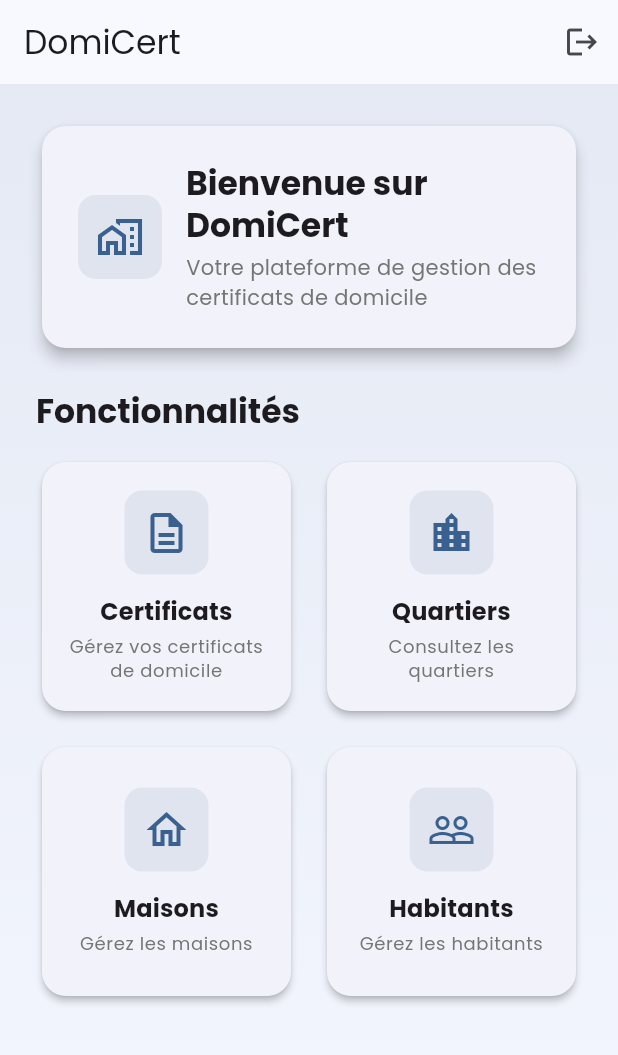
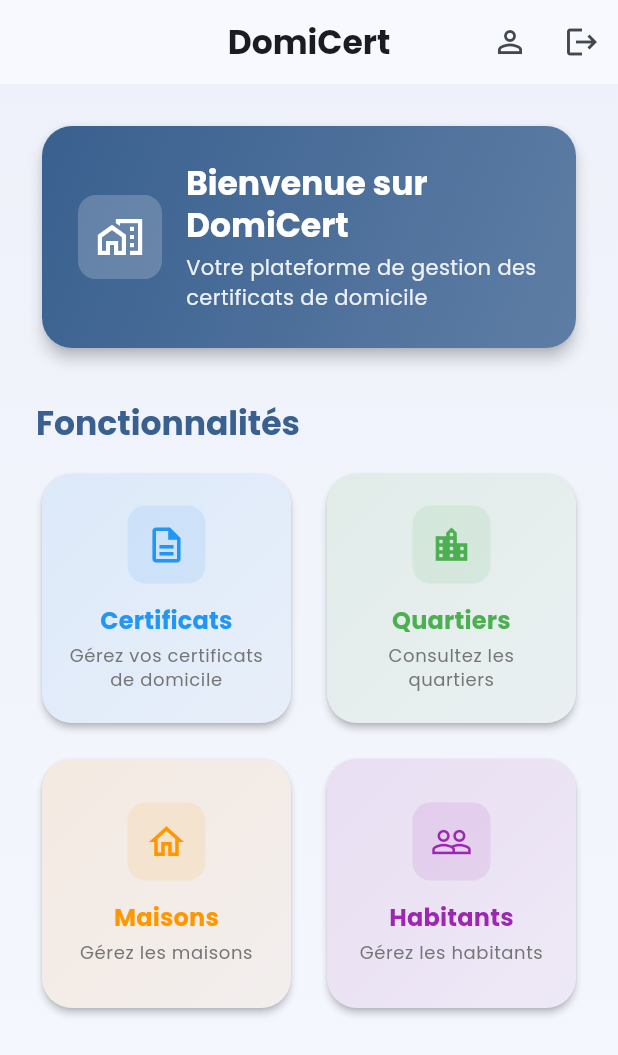
Before and after one commit to Cescito04/domi-cert, a Flutter app: the screen it shows once a user with an empty profile is signed in, on a phone screen of 412 x 824 dp. Shown: the top 1055 px of the screen. Run offline on Flutter 3.47's test engine with Material 3 defaults, Android fonts, the phone set to English and light mode, and no system bars; our stand-ins replace cloud_firestore, firebase_auth, firebase_core, flutter_riverpod, flutter_spinkit, google_fonts and 1 more; accounts and stored records are empty; network calls fail.

Commit message:
feat(profile): add user profile management
- Add UserProfileService for profile data management
- Create ProfileScreen with modern UI design
- Implement profile editing functionality
- Add secure profile data storage in Firestore
- Add profile navigation from HomeScreen
- Fix avatar initials display with proper error handling
- Add form validation and error feedback
- Implement profile update success notifications

This commit adds a complete user profile management system with
the ability to view and edit user information. The profile screen
features a modern design with an avatar showing user initials,
editable form fields, and secure data storage in Firestore.

```diff
--- a/lib/main.dart
+++ b/lib/main.dart
@@ -10,6 +10,7 @@ import 'package:homepass/screens/maisons_screen.dart';
 import 'package:homepass/screens/quartiers_screen.dart';
 import 'package:homepass/screens/habitants_screen.dart';
 import 'package:homepass/screens/habitant_details_screen.dart';
+import 'package:homepass/screens/profile_screen.dart';
 import 'package:homepass/services/auth_service.dart';
 import 'package:cloud_firestore/cloud_firestore.dart';
 
@@ -117,6 +118,7 @@ class MyApp extends ConsumerWidget {
         '/login': (context) => const LoginScreen(),
         '/register': (context) => const RegisterScreen(),
         '/home': (context) => const HomeScreen(),
+        '/profile': (context) => const ProfileScreen(),
       },
       onGenerateRoute: (settings) {
         if (settings.name == '/google-signin-phone') {
--- a/lib/screens/home/home_screen.dart
+++ b/lib/screens/home/home_screen.dart
@@ -3,6 +3,7 @@ import 'package:flutter_riverpod/flutter_riverpod.dart';
 import 'package:homepass/services/auth_service.dart';
 import 'package:homepass/screens/quartiers_screen.dart';
 import 'package:homepass/screens/maisons_screen.dart';
+import 'package:homepass/screens/profile_screen.dart';
 
 class HomeScreen extends ConsumerWidget {
   const HomeScreen({super.key});
@@ -11,8 +12,22 @@ class HomeScreen extends ConsumerWidget {
   Widget build(BuildContext context, WidgetRef ref) {
     return Scaffold(
       appBar: AppBar(
-        title: const Text('DomiCert'),
+        title: const Text(
+          'DomiCert',
+          style: TextStyle(fontWeight: FontWeight.bold),
+        ),
+        centerTitle: true,
+        elevation: 0,
         actions: [
+          IconButton(
+            icon: const Icon(Icons.person_outline),
+            onPressed: () {
+              Navigator.push(
+                context,
+                MaterialPageRoute(builder: (context) => const ProfileScreen()),
+              );
+            },
+          ),
           IconButton(
             icon: const Icon(Icons.logout),
             onPressed: () async {
@@ -27,8 +42,8 @@ class HomeScreen extends ConsumerWidget {
             begin: Alignment.topCenter,
             end: Alignment.bottomCenter,
             colors: [
-              Theme.of(context).colorScheme.primary.withOpacity(0.1),
-              Theme.of(context).colorScheme.primaryContainer.withOpacity(0.1),
+              Theme.of(context).colorScheme.primary.withOpacity(0.05),
+              Theme.of(context).colorScheme.primaryContainer.withOpacity(0.05),
             ],
           ),
         ),
@@ -38,67 +53,14 @@ class HomeScreen extends ConsumerWidget {
             child: Column(
               crossAxisAlignment: CrossAxisAlignment.start,
               children: [
-                Card(
-                  elevation: 4,
-                  shape: RoundedRectangleBorder(
-                    borderRadius: BorderRadius.circular(16),
-                  ),
-                  child: Padding(
-                    padding: const EdgeInsets.all(24.0),
-                    child: Column(
-                      crossAxisAlignment: CrossAxisAlignment.start,
-                      children: [
-                        Row(
-                          children: [
-                            Container(
-                              padding: const EdgeInsets.all(12),
-                              decoration: BoxDecoration(
-                                color: Theme.of(
-                                  context,
-                                ).colorScheme.primary.withOpacity(0.1),
-                                borderRadius: BorderRadius.circular(12),
-                              ),
-                              child: Icon(
-                                Icons.home_work_outlined,
-                                size: 32,
-                                color: Theme.of(context).colorScheme.primary,
-                              ),
-                            ),
-                            const SizedBox(width: 16),
-                            Expanded(
-                              child: Column(
-                                crossAxisAlignment: CrossAxisAlignment.start,
-                                children: [
-                                  Text(
-                                    'Bienvenue sur DomiCert',
-                                    style: Theme.of(context)
-                                        .textTheme
-                                        .titleLarge
-                                        ?.copyWith(fontWeight: FontWeight.bold),
-                                  ),
-                                  const SizedBox(height: 4),
-                                  Text(
-                                    'Votre plateforme de gestion des certificats de domicile',
-                                    style: Theme.of(context)
-                                        .textTheme
-                                        .bodyMedium
-                                        ?.copyWith(color: Colors.grey[600]),
-                                  ),
-                                ],
-                              ),
-                            ),
-                          ],
-                        ),
-                      ],
-                    ),
-                  ),
-                ),
-                const SizedBox(height: 24),
+                _buildWelcomeCard(context),
+                const SizedBox(height: 32),
                 Text(
                   'Fonctionnalités',
-                  style: Theme.of(
-                    context,
-                  ).textTheme.titleLarge?.copyWith(fontWeight: FontWeight.bold),
+                  style: Theme.of(context).textTheme.titleLarge?.copyWith(
+                    fontWeight: FontWeight.bold,
+                    color: Theme.of(context).colorScheme.primary,
+                  ),
                 ),
                 const SizedBox(height: 16),
                 Expanded(
@@ -112,12 +74,14 @@ class HomeScreen extends ConsumerWidget {
                         icon: Icons.description_outlined,
                         title: 'Certificats',
                         description: 'Gérez vos certificats de domicile',
+                        color: Colors.blue,
                       ),
                       _buildFeatureCard(
                         context,
                         icon: Icons.location_city_outlined,
                         title: 'Quartiers',
                         description: 'Consultez les quartiers',
+                        color: Colors.green,
                         onTap: () {
                           Navigator.push(
                             context,
@@ -132,6 +96,7 @@ class HomeScreen extends ConsumerWidget {
                         icon: Icons.home_outlined,
                         title: 'Maisons',
                         description: 'Gérez les maisons',
+                        color: Colors.orange,
                         onTap: () {
                           Navigator.push(
                             context,
@@ -146,6 +111,7 @@ class HomeScreen extends ConsumerWidget {
                         icon: Icons.people_outline,
                         title: 'Habitants',
                         description: 'Gérez les habitants',
+                        color: Colors.purple,
                         onTap: () {
                           Navigator.pushNamed(context, '/habitants');
                         },
@@ -161,43 +127,116 @@ class HomeScreen extends ConsumerWidget {
     );
   }
 
+  Widget _buildWelcomeCard(BuildContext context) {
+    return Card(
+      elevation: 4,
+      shape: RoundedRectangleBorder(borderRadius: BorderRadius.circular(20)),
+      child: Container(
+        padding: const EdgeInsets.all(24),
+        decoration: BoxDecoration(
+          borderRadius: BorderRadius.circular(20),
+          gradient: LinearGradient(
+            begin: Alignment.topLeft,
+            end: Alignment.bottomRight,
+            colors: [
+              Theme.of(context).colorScheme.primary,
+              Theme.of(context).colorScheme.primary.withOpacity(0.8),
+            ],
+          ),
+        ),
+        child: Column(
+          crossAxisAlignment: CrossAxisAlignment.start,
+          children: [
+            Row(
+              children: [
+                Container(
+                  padding: const EdgeInsets.all(12),
+                  decoration: BoxDecoration(
+                    color: Colors.white.withOpacity(0.2),
+                    borderRadius: BorderRadius.circular(12),
+                  ),
+                  child: const Icon(
+                    Icons.home_work_outlined,
+                    size: 32,
+                    color: Colors.white,
+                  ),
+                ),
+                const SizedBox(width: 16),
+                Expanded(
+                  child: Column(
+                    crossAxisAlignment: CrossAxisAlignment.start,
+                    children: [
+                      Text(
+                        'Bienvenue sur DomiCert',
+                        style: Theme.of(context).textTheme.titleLarge?.copyWith(
+                          color: Colors.white,
+                          fontWeight: FontWeight.bold,
+                        ),
+                      ),
+                      const SizedBox(height: 4),
+                      Text(
+                        'Votre plateforme de gestion des certificats de domicile',
+                        style: Theme.of(context).textTheme.bodyMedium?.copyWith(
+                          color: Colors.white.withOpacity(0.9),
+                        ),
+                      ),
+                    ],
+                  ),
+                ),
+              ],
+            ),
+          ],
+        ),
+      ),
+    );
+  }
+
   Widget _buildFeatureCard(
     BuildContext context, {
     required IconData icon,
     required String title,
     required String description,
+    required Color color,
     VoidCallback? onTap,
   }) {
     return Card(
       elevation: 2,
-      shape: RoundedRectangleBorder(borderRadius: BorderRadius.circular(16)),
+      shape: RoundedRectangleBorder(borderRadius: BorderRadius.circular(20)),
       child: InkWell(
         onTap: onTap,
-        borderRadius: BorderRadius.circular(16),
-        child: Padding(
-          padding: const EdgeInsets.all(16.0),
+        borderRadius: BorderRadius.circular(20),
+        child: Container(
+          padding: const EdgeInsets.all(16),
+          decoration: BoxDecoration(
+            borderRadius: BorderRadius.circular(20),
+            gradient: LinearGradient(
+              begin: Alignment.topLeft,
+              end: Alignment.bottomRight,
+              colors: [color.withOpacity(0.1), color.withOpacity(0.05)],
+            ),
+          ),
           child: Column(
+            mainAxisSize: MainAxisSize.min,
             mainAxisAlignment: MainAxisAlignment.center,
             children: [
               Container(
                 padding: const EdgeInsets.all(12),
                 decoration: BoxDecoration(
-                  color: Theme.of(context).colorScheme.primary.withOpacity(0.1),
+                  color: color.withOpacity(0.1),
                   borderRadius: BorderRadius.circular(12),
                 ),
-                child: Icon(
-                  icon,
-                  size: 32,
-                  color: Theme.of(context).colorScheme.primary,
-                ),
+                child: Icon(icon, size: 28, color: color),
               ),
               const SizedBox(height: 12),
               Text(
                 title,
-                style: Theme.of(
-                  context,
-                ).textTheme.titleMedium?.copyWith(fontWeight: FontWeight.bold),
+                style: Theme.of(context).textTheme.titleMedium?.copyWith(
+                  fontWeight: FontWeight.bold,
+                  color: color,
+                ),
                 textAlign: TextAlign.center,
+                maxLines: 1,
+                overflow: TextOverflow.ellipsis,
               ),
               const SizedBox(height: 4),
               Text(
@@ -206,6 +245,8 @@ class HomeScreen extends ConsumerWidget {
                   context,
                 ).textTheme.bodySmall?.copyWith(color: Colors.grey[600]),
                 textAlign: TextAlign.center,
+                maxLines: 2,
+                overflow: TextOverflow.ellipsis,
               ),
             ],
           ),
```
Also changed, not shown: lib/screens/profile_screen.dart (added, +238 -0 lines), lib/services/user_profile_service.dart (added, +41 -0 lines).
